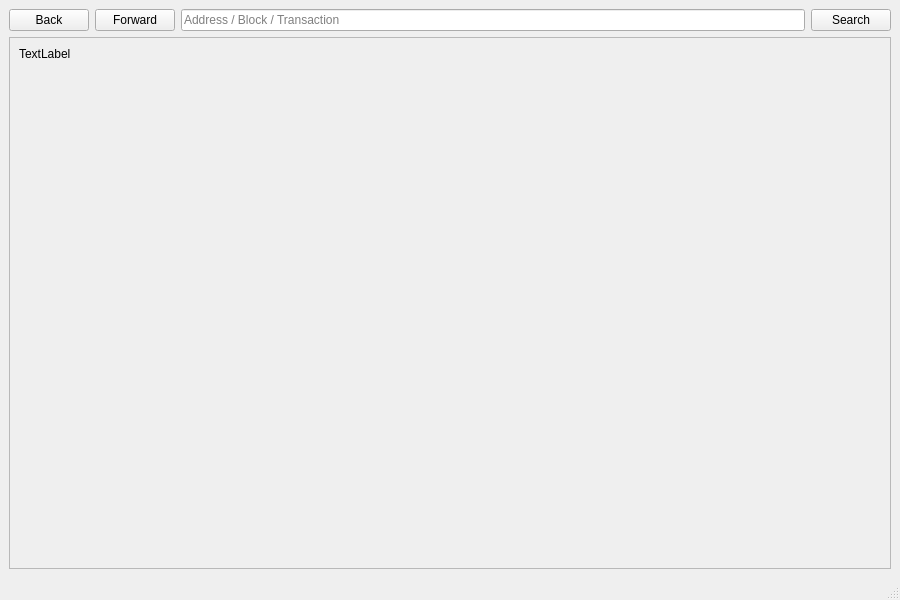
This is src/qt/forms/blockexplorer.ui in marcianovc/martexcoin as Qt 5 draws it before an edit. The edited form follows.
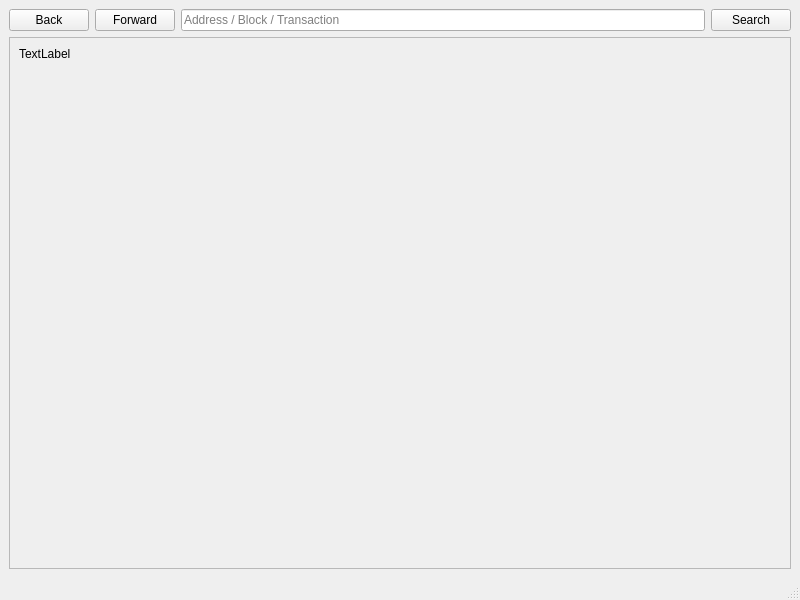
This is the edited form. Icons and pictures are not drawn.

Patch:
```diff
--- a/src/qt/forms/blockexplorer.ui
+++ b/src/qt/forms/blockexplorer.ui
@@ -6,7 +6,7 @@
    <rect>
     <x>0</x>
     <y>0</y>
-    <width>900</width>
+    <width>800</width>
     <height>600</height>
    </rect>
   </property>
@@ -122,8 +122,8 @@
         <rect>
          <x>0</x>
          <y>0</y>
-         <width>880</width>
-         <height>507</height>
+         <width>780</width>
+         <height>489</height>
         </rect>
        </property>
        <layout class="QHBoxLayout" name="horizontalLayout_2">
```
Left out of the diff: 4 changed lines with no effect on the pictures.
